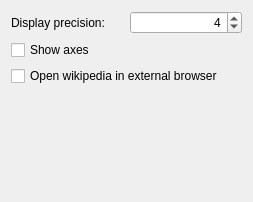
Above: step/configure_step_general.ui from KDE/step before the change. Below: the same form after it.
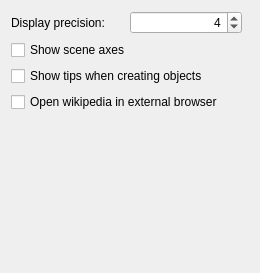
That is the form after the change.

Commit message: FEATURE: added context help when creating objects (currently for Particle, Polygon and forces).

The edit to the form file:
```diff
--- a/step/configure_step_general.ui
+++ b/step/configure_step_general.ui
@@ -5,8 +5,8 @@
    <rect>
     <x>0</x>
     <y>0</y>
-    <width>253</width>
-    <height>202</height>
+    <width>260</width>
+    <height>272</height>
    </rect>
   </property>
   <layout class="QGridLayout" >
@@ -33,29 +33,49 @@
      </property>
     </widget>
    </item>
+   <item rowspan="5" row="0" column="2" >
+    <spacer>
+     <property name="orientation" >
+      <enum>Qt::Horizontal</enum>
+     </property>
+     <property name="sizeHint" >
+      <size>
+       <width>91</width>
+       <height>251</height>
+      </size>
+     </property>
+    </spacer>
+   </item>
    <item row="1" column="0" colspan="2" >
     <widget class="QCheckBox" name="kcfg_showAxes" >
      <property name="text" >
-      <string>Show axes</string>
+      <string>Show scene axes</string>
      </property>
     </widget>
    </item>
    <item row="2" column="0" colspan="2" >
+    <widget class="QCheckBox" name="kcfg_showCreationTips" >
+     <property name="text" >
+      <string>Show tips when creating objects</string>
+     </property>
+    </widget>
+   </item>
+   <item row="3" column="0" colspan="2" >
     <widget class="QCheckBox" name="kcfg_wikiExternal" >
      <property name="text" >
       <string>Open wikipedia in external browser</string>
      </property>
     </widget>
    </item>
-   <item row="3" column="0" colspan="2" >
+   <item row="4" column="0" colspan="2" >
     <spacer>
      <property name="orientation" >
       <enum>Qt::Vertical</enum>
      </property>
      <property name="sizeHint" >
       <size>
-       <width>20</width>
-       <height>40</height>
+       <width>231</width>
+       <height>140</height>
       </size>
      </property>
     </spacer>
```
The commit also changes 12 other files.
